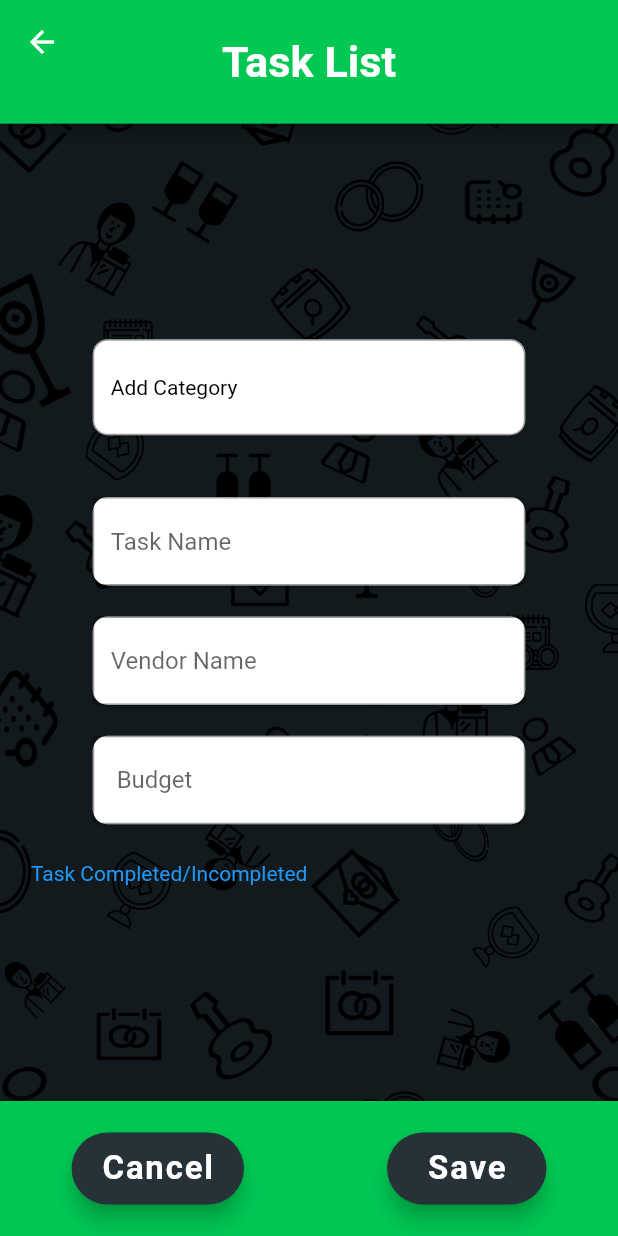
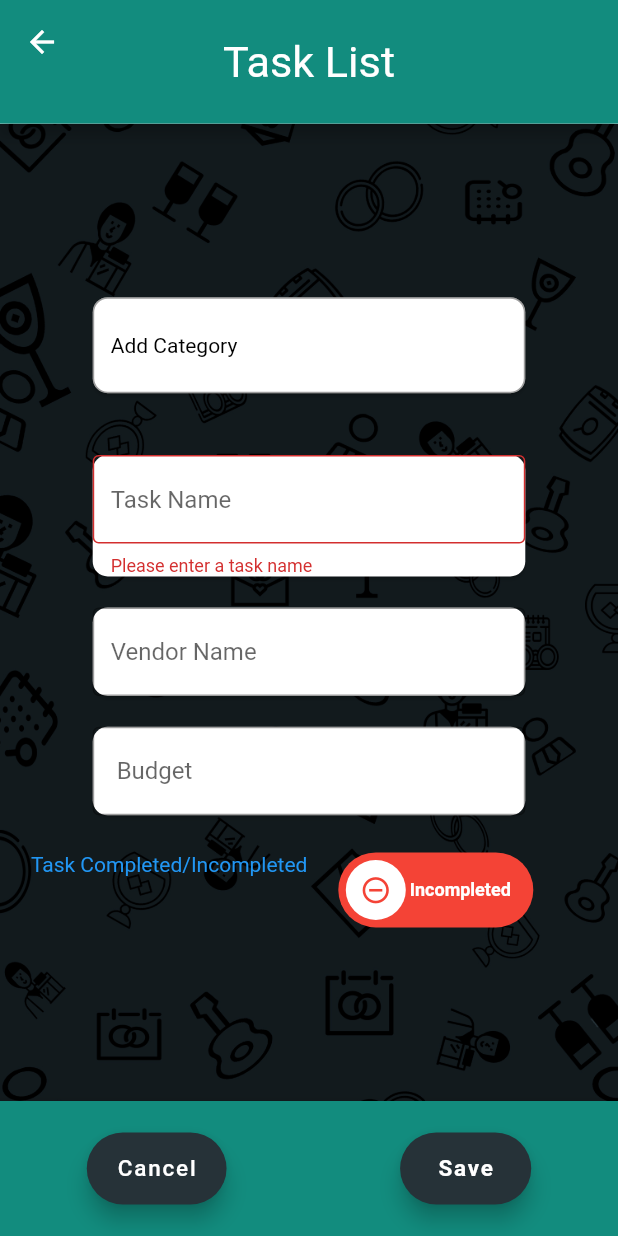
Before and after one commit to senaldm/Eventsy, a Flutter app: the AddTask screen opened by its route, on a phone screen of 412 x 824 dp. Run offline on Flutter 3.47's test engine with Material 2 defaults, Android fonts, the phone set to English and light mode, and no system bars; drawn by our look-alikes of lite_rolling_switch; our stand-ins replace animated_notch_bottom_bar, curved_navigation_bar, device_preview, email_validator, firebase_auth, firebase_core and 8 more; missing offline and left inert: floating_bottom_bar; accounts and stored records are empty.

Commit message:
add task ui design updated

```diff
--- a/lib/Screens/Task/User/AddTask.dart
+++ b/lib/Screens/Task/User/AddTask.dart
@@ -10,6 +10,7 @@ import 'package:eventsy/Model/Event.dart';
 import 'package:hive/hive.dart';
 import 'package:uuid/uuid.dart';
 import 'package:path_provider/path_provider.dart';
+import 'package:lite_rolling_switch/lite_rolling_switch.dart';
 // import 'package:eventsy/main.dart';
 
 class AddTask extends StatefulWidget {
@@ -32,6 +33,7 @@ class _AddTaskState extends State<AddTask> {
   bool isComplete = false;
 
   final String label = "Task Completed/Incompleted";
+  bool isSwitchOn = false;
 
   final bool value = false;
   final bool onChanged = true;
@@ -48,7 +50,7 @@ class _AddTaskState extends State<AddTask> {
         right: true,
         // ignore: sort_child_properties_last
         child: Scaffold(
-            backgroundColor: Colors.blueGrey.shade900,
+            // backgroundColor: Color.fromARGB(255, 18, 140, 126),
             appBar: PreferredSize(
               preferredSize: Size.fromHeight(height * 0.1),
 
@@ -57,7 +59,7 @@ class _AddTaskState extends State<AddTask> {
               child: AppBar(
                 titleSpacing: 2.2,
                 forceMaterialTransparency: false,
-                backgroundColor: Colors.greenAccent.shade700,
+                backgroundColor: Color.fromARGB(255, 18, 140, 126),
                 automaticallyImplyLeading: true,
                 centerTitle: true,
                 flexibleSpace: Center(
@@ -66,7 +68,7 @@ class _AddTaskState extends State<AddTask> {
                     style: TextStyle(
                         fontSize: width * 0.07,
                         fontFamily: 'Roboto',
-                        fontWeight: FontWeight.bold,
+                        // fontWeight: FontWeight.bold,
                         color: Colors.white),
                   ),
                 ),
@@ -174,16 +176,30 @@ class _AddTaskState extends State<AddTask> {
                           tag: 'taskName',
                           child: TextField(
                             controller: taskController,
-                            // onChanged: (value) {
-                            //   if (taskName.isEmpty) {
-                            //     setValidator(true);
-                            //   } else {
-                            //     setValidator(false);
+                            // validator: (value) {
+                            //   if (value == null || value.isEmpty) {
+                            //     return "Please enter a task name";
                             //   }
-                            //   taskName:
-                            //   value;
-
+                            //   return null;
                             // },
+                            onChanged: (value) {
+                              setState(() {
+                                isFilled = value.isNotEmpty;
+                              });
+                              if (taskController.text.isEmpty) {
+                                setValidator(true);
+                              } else {
+                                setValidator(false);
+                              }
+                              taskName:
+                              value;
+                            },
+                            // decoration: InputDecoration(
+                            //   errorText:
+                            //       isFilled ? null : "Please enter a task name",
+                            //   border: OutlineInputBorder(),
+                            //   hintText: 'Task Name',
+                            // ),
                             decoration: InputDecoration(
                               errorText:
                                   isFilled ? null : "Please enter a task name",
@@ -252,8 +268,7 @@ class _AddTaskState extends State<AddTask> {
                           SizedBox(
                             width: width * 0.05,
                           ),
-                          Expanded(
-                            child: RichText(
+                          RichText(
                             text: TextSpan(
                               text: label,
                               style: TextStyle(
@@ -266,12 +281,13 @@ class _AddTaskState extends State<AddTask> {
                               //   },
                             ),
                           ),
-                          ),
-                          // Switch(
-                          //   value: value,
-                          //   onChanged: (newValue) {
-                          //     isComplete = newValue;
-                          //   },
+                          // SizedBox(
+                          //   child: Switch(
+                          //     value: value,
+                          //     onChanged: (newValue) {
+                          //       isComplete = newValue;
+                          //     },
+                          //   ),
                           // ),
                           // Container(
                           //     //  margin: EdgeInsets.only(
@@ -279,33 +295,54 @@ class _AddTaskState extends State<AddTask> {
                           //     child: Text(
                           //   "Task Completed/Incompleted",
                           //   style: TextStyle(
-                          //       color: Colors.white70, fontSize: width * 0.05),
+                          //       color: Colors.white70, fontSize: 15),
                           // )),
-                          // SizedBox(
-                          //   width: width * 0.05,
-                          // ),
-                          // Switch(
-                          //   value: false,
-                          //   onChanged: (bool newValue) {
-                          //     value:
-                          //     true;
+                          SizedBox(
+                            width: width * 0.05,
+                          ),
 
-                          //     // setState(() => newValue = true);
-                          //     // value:
-                          //     // newValue;
-                          //   },
-                          //   // overrides the default green color of the track
-                          //   activeColor: Colors.green.shade700,
-                          //   // color of the round icon, which moves from right to left
-                          //   // thumbColor: Color.fromARGB(255, 60, 101, 63),
-                          //   // when the switch is off
-                          //   // trackColor: Colors.black,
-                          //   // boolean variable value
+                          LiteRollingSwitch(
+                            value: isSwitchOn,
+                            textOn: 'Completed',
+                            textOff: 'Incompleted',
+                            // colorOn: Colors.greenAccent[700],
+                            // colorOff: Colors.redAccent[700],
+                            iconOn: Icons.done,
+                            iconOff: Icons.remove_circle_outline,
+                            onTap: doNothing,
+                            onDoubleTap: doNothing,
+                            onSwipe: doNothing,
+                            textSize:
+                                12.0, // Use the variable to hold the switch state
+                            onChanged: (bool newValue) {
+                              setState(() {
+                                isSwitchOn =
+                                    newValue; // Update the state with the new value
+                              });
+                            },
 
-                          //   // changes the state of the switch
-                          //   // onChanged: (value) =>
-                          //   //     setState(() => isComplete = value),
-                          // ),
+                            // value: false,
+                            // onChanged: (bool newValue) {
+                            //   value:
+                            //   true;
+
+                            //   setState(() => newValue = true);
+                            //   value:
+                            //   newValue;
+                            // },
+                            // overrides the default green color of the track
+                            // activeColor: Colors.green.shade700,
+
+                            // color of the round icon, which moves from right to left
+                            // thumbColor: Color.fromARGB(255, 60, 101, 63),
+                            // when the switch is off
+                            // trackColor: Colors.black,
+                            // boolean variable value
+
+                            // changes the state of the switch
+                            // onChanged: (value) =>
+                            //     setState(() => isComplete = value),
+                          ),
                         ],
                       )
                       //
@@ -313,7 +350,7 @@ class _AddTaskState extends State<AddTask> {
               ),
             ),
             bottomNavigationBar: BottomAppBar(
-                color: Colors.greenAccent.shade700,
+                color: Color.fromARGB(255, 18, 140, 126),
                 height: 90,
                 child: Center(
                   child: Row(
@@ -330,14 +367,15 @@ class _AddTaskState extends State<AddTask> {
                         label: Text(
                           'Cancel',
                           style: TextStyle(
-                              fontSize: 22.0,
-                              fontWeight: FontWeight.bold,
+                              fontSize: 15.0,
+                              // fontWeight: FontWeight.bold,
                               color: Colors.white),
                         ),
                       ),
                       FloatingActionButton.extended(
                         heroTag: Text('save'),
                         onPressed: () async {
+                          if (isFilled == false) {
                             await addTask(
                               categoryName,
                               taskController.text,
@@ -346,12 +384,13 @@ class _AddTaskState extends State<AddTask> {
                               isComplete,
                             );
                             Navigator.pop(context);
+                          }
                         },
                         backgroundColor: Colors.blueGrey.shade900,
                         label: Text(
                           ' Save ',
                           style: TextStyle(
-                              fontSize: 22.0,
+                              fontSize: 15.0,
                               fontWeight: FontWeight.bold,
                               color: Colors.white),
                         ),
@@ -361,7 +400,13 @@ class _AddTaskState extends State<AddTask> {
                 ))));
   }
 
-  bool isFilled = true;
+  void doNothing() {}
+
+  bool isFormValid() {
+    return _formKey.currentState?.validate() ?? false;
+  }
+
+  bool isFilled = false;
   void setValidator(valid) {
     setState(() {
       isFilled = valid;
@@ -379,7 +424,7 @@ class _AddTaskState extends State<AddTask> {
       taskName = taskController.text;
       vendorName = vendorController.text;
       budget = budgetController.text;
-      isComplete = false;
+      isComplete = isSwitchOn;
       final String uniqueKey = Uuid().v4();
 
       // Create a new Task object
--- a/lib/Screens/Task/User/TaskList.dart
+++ b/lib/Screens/Task/User/TaskList.dart
@@ -357,7 +357,8 @@ class _TaskListState extends State<TaskList> {
               flexibleSpace: Center(
                 child: Text('Task List',
                     style: TextStyle(
-                      fontSize: 30,
+                       fontSize: width * 0.07,
+                      // fontSize: 30,
                       fontFamily: 'Roboto',
                       fontWeight: FontWeight.bold,
                     )),
--- a/pubspec.yaml
+++ b/pubspec.yaml
@@ -66,6 +66,7 @@ dependencies:
   intl: ^0.18.0
   collection: ^1.17.1
   uuid: ^3.0.7
+  lite_rolling_switch: ^1.0.1
 
 
 
```
Also changed, not shown: pubspec.lock, 1 other file. Lines whose indentation alone changed are shown as unchanged.
